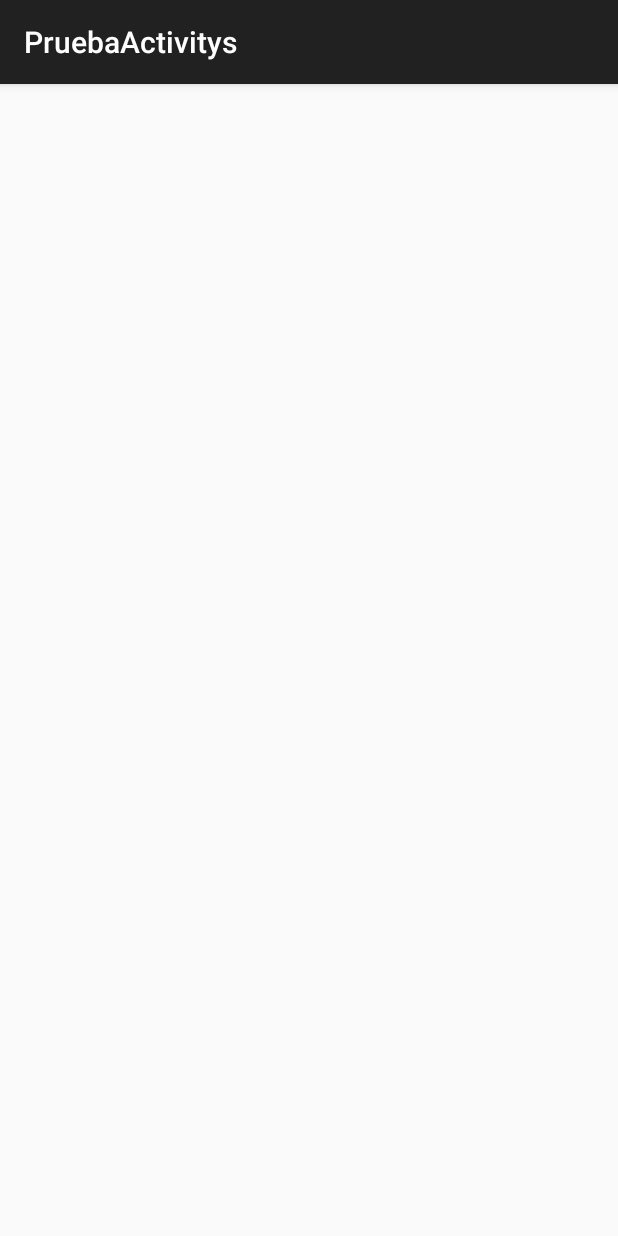
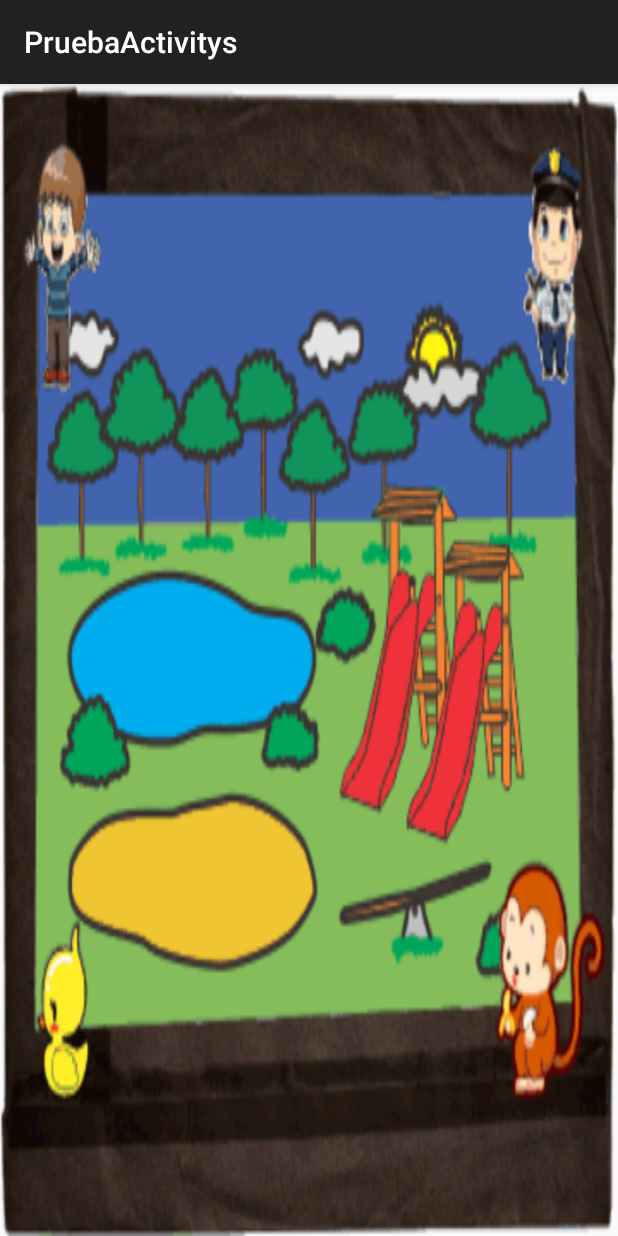
Before and after one commit to juaguzman/PruebaActivityss, an Android app: the JuegoActivity screen opened directly, with no data from a screen before it, on a phone screen of 412 x 824 dp. Run offline under Robolectric (Android 15) with nearby library versions, the phone set to English and light mode, and no system bars.

Commit message:
subida de imagenes

```diff
--- a/app/src/main/res/layout/juego1.xml
+++ b/app/src/main/res/layout/juego1.xml
@@ -1,7 +1,8 @@
 <?xml version="1.0" encoding="utf-8"?>
 <RelativeLayout
     xmlns:android="http://schemas.android.com/apk/res/android"
-    android:layout_width="match_parent" android:layout_height="match_parent">
+    android:layout_width="match_parent" android:layout_height="match_parent"
+    android:background="@drawable/fondojuego">
 
 
 
```
Also changed, not shown: app/src/main/res/drawable/barcco.png (added), app/src/main/res/drawable/casa.png (added), app/src/main/res/drawable/lapiz.png (added).
